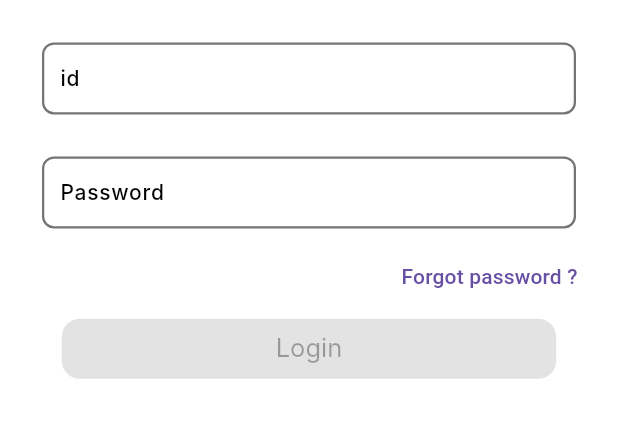
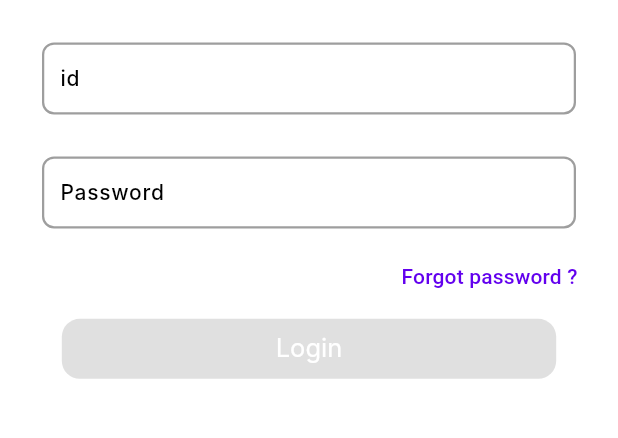
Before and after one commit to AmgadAbdsalam/forkapp, a Flutter app: the LoginView screen opened by its route, on a phone screen of 412 x 824 dp, the part 335-773 px from its top. Run offline on Flutter 3.47's test engine with Material 3 defaults, Android fonts, the phone set to English and light mode, and no system bars; our stand-ins replace cloud_firestore, dartz, dio, firebase_auth, firebase_core, flutter_bloc and 9 more; accounts and stored records are empty; generated files the repository leaves out were written again; Roboto replaces fonts that are missing (Inter).

Commit message:
add theme

```diff
--- a/lib/presntation/common/freezed_data_classes.dart
+++ b/lib/presntation/common/freezed_data_classes.dart
@@ -5,3 +5,7 @@ part 'freezed_data_classes.freezed.dart';
 class LoginObject with _$LoginObject{
   factory LoginObject (String useName ,String password)=_LoginObject;
 }
+@freezed
+class ConfigObject with _$ConfigObject{
+  factory ConfigObject (String  mapWidth ,String mapLength)=_ConfigObject;
+}
--- a/lib/presntation/common/state_render/state_render.dart
+++ b/lib/presntation/common/state_render/state_render.dart
@@ -79,7 +79,7 @@ class StateRenderer extends StatelessWidget {
       child: Container(
         height: 250,
         decoration: BoxDecoration(
-            color: ColorManager.white,
+            color: ColorManager.lightOnPrimary,
             shape: BoxShape.rectangle,
             borderRadius: BorderRadius.circular(AppSize.s14),
             boxShadow: const [BoxShadow(color: Colors.black26)]),
@@ -115,7 +115,7 @@ class StateRenderer extends StatelessWidget {
   Widget _getMessage(String message) {
     return Text(
       message,
-      style: getRegularStyle(color: ColorManager.black, fontSize: FontSize.s18),
+      style: getRegularStyle(color: ColorManager.darkOnPrimary, fontSize: FontSize.s18),
     );
   }
 
--- a/lib/presntation/login/view/login_view.dart
+++ b/lib/presntation/login/view/login_view.dart
@@ -51,22 +51,19 @@ class LoginViewState extends ConsumerState<LoginView> {
     debugPrint('initstate called');
     bind();
   }
-  @override
-  void dispose() {
-    super.dispose();
-  }
 
   Widget _getContentWidget() {
 
     final result = ref.watch(loginViewModelProvider);
     return
-       LayoutBuilder(
+       Scaffold(
+         body: LayoutBuilder(
           builder: (BuildContext context, BoxConstraints constraints) {
             double buttonWidth=constraints.maxWidth*.8;
             double textFormFiled=constraints.maxWidth*.9;
             return Container(
               padding: const EdgeInsets.only(top: AppPadding.p100),
-            color: ColorManager.white,
+             // color: ColorManager.lightOnPrimary,
               child: SingleChildScrollView(
                 child: Form(
                   key: _formKey,
@@ -145,7 +142,7 @@ class LoginViewState extends ConsumerState<LoginView> {
 
                                   }
                                 : null,
-                          child: const Text(AppStrings.login),
+                            child: const Text(AppStrings.login,),
                           ),
                         ),
                       ),
@@ -155,6 +152,7 @@ class LoginViewState extends ConsumerState<LoginView> {
               ),
             );
           },
+               ),
        );
   }
 
@@ -163,11 +161,11 @@ class LoginViewState extends ConsumerState<LoginView> {
      ref.listen<LoginStateModel>(loginViewModelProvider, (previous,next){
       if(next.isUserSuccessfulLogin==true){
         _appPreferences.setUserLoggedIn();
-     WidgetsBinding.instance.addPostFrameCallback((_)=>Navigator.of(context).pushReplacementNamed(Routes.mainRoute)) ;
+     WidgetsBinding.instance.addPostFrameCallback((_)=>Navigator.of(context).pushReplacementNamed(Routes.configuration)) ;
       }
     });
     return  Scaffold(
-      backgroundColor: ColorManager.white,
+      backgroundColor: ColorManager.lightOnPrimary,
       body:ref
           .watch(flowStateMangerProvider)
           .getScreenWidget(context, _getContentWidget(), () {
--- a/lib/presntation/resources/color_manager.dart
+++ b/lib/presntation/resources/color_manager.dart
@@ -1,15 +1,37 @@
 import 'package:flutter/material.dart';
 
 class ColorManager {
-  static Color primary = const Color(0xff4F378A);
-  static Color darkGrey = const Color(0xff525252);
-  static  Color grey = const Color(0xff737477);
-  static Color lightGrey = const Color(0xff9E9E9E);
-  static Color darkPrimary = const Color(0xffd17d11);
-  static Color lightPrimary = const Color(0xCCd17d11); // color with 80% opacity
-  static Color black = const Color(0xff000000);
-  static Color grey1 = const Color(0xff707070);
-  static Color grey2 = const Color(0xff797979);
-  static Color white = const Color(0xffFFFFFF);
-  static Color error = const Color(0xffe61f34); // red color
-}
+  // Light Theme Colors
+  static Color lightPrimary = const Color(0xff6200EE); // Vibrant purple
+  static Color lightPrimaryVariant = const Color(0xff3700B3); // Darker purple
+  static Color lightSecondary = const Color(0xff03DAC6); // Teal
+  static Color lightSecondaryVariant = const Color(0xff018786); // Darker teal
+  static Color lightBackground = const Color(0xffFFFFFF); // White background
+  static Color lightSurface = const Color(0xffFFFFFF); // White surface
+  static Color lightError = const Color(0xffB00020); // Red error
+  static Color lightOnPrimary = const Color(0xffFFFFFF); // White on primary
+  static Color lightOnSecondary = const Color(0xff000000); // Black on secondary
+  static Color lightOnBackground = const Color(0xff000000); // Black on background
+  static Color lightOnSurface = const Color(0xff000000); // Black on surface
+  static Color lightOnError = const Color(0xffFFFFFF); // White on error
+  static Color lightGrey = const Color(0xff9E9E9E); // Grey
+  static Color lightLightGrey = const Color(0xffE0E0E0); // Light grey
+  static Color lightDarkGrey = const Color(0xff424242); // Dark grey
+
+  // Dark Theme Colors
+  static Color darkPrimary = const Color(0xffBB86FC); // Lighter purple
+  static Color darkPrimaryVariant = const Color(0xff3700B3); // Darker purple
+  static Color darkSecondary = const Color(0xff03DAC6); // Teal
+  static Color darkSecondaryVariant = const Color(0xff018786); // Darker teal
+  static Color darkBackground = const Color(0xff121212); // Dark background
+  static Color darkSurface = const Color(0xff1E1E1E); // Dark surface
+  static Color darkError = const Color(0xffCF6679); // Soft red error
+  static Color darkOnPrimary = const Color(0xff000000); // Black on primary
+  static Color darkOnSecondary = const Color(0xff000000); // Black on secondary
+  static Color darkOnBackground = const Color(0xffFFFFFF); // White on background
+  static Color darkOnSurface = const Color(0xffFFFFFF); // White on surface
+  static Color darkOnError = const Color(0xff000000); // Black on error
+  static Color darkGrey = const Color(0xff757575); // Grey
+  static Color darkLightGrey = const Color(0xffBDBDBD); // Light grey
+  static Color darkDarkGrey = const Color(0xff212121); // Dark grey
+  }
--- a/lib/presntation/resources/routes_manager.dart
+++ b/lib/presntation/resources/routes_manager.dart
@@ -3,6 +3,7 @@ import 'package:responsive/presntation/resources/strings_manager.dart';
 import 'package:responsive/presntation/setting/view/setting_view.dart';
 
 import '../../app/di.dart';
+import '../configration/config_view/config_view.dart';
 import '../login/view/login_view.dart';
 import '../main/main_view.dart';
 
@@ -17,8 +18,10 @@ class Routes {
   static const String registerRoute = "/register";
   static const String forgotPasswordRoute = "/forgotPassword";
   static const String mainRoute = "/main";
+  static const String homeRoute = "/home";
   static const String storeDetailsRoute = "/storeDetails";
   static const String settingRoute = "/setting";
+  static const String configuration = "/configuration";
 }
 
 class RouteGenerator {
@@ -37,6 +40,8 @@ class RouteGenerator {
         return MaterialPageRoute(builder: (_) => const StoreDetailsView());
       case Routes.settingRoute:
         return MaterialPageRoute(builder: (_) => const SettingView());
+      case Routes.configuration:
+        return MaterialPageRoute(builder: (_)=>const ConfigView());
       default:
         return unDefinedRoute();
     }
--- a/lib/presntation/resources/strings_manager.dart
+++ b/lib/presntation/resources/strings_manager.dart
@@ -34,5 +34,10 @@ class AppStrings{
   static const save = "Save";
   static const arabic = "Arabic";
   static const english = "English";
+  static const mapWidth = " enter your width of map";
+  static const mapLength = " enter length of map";
+  static const configError = "Please enter valid number";
+  static const summit = "summit";
+
 
 }
--- a/lib/presntation/resources/theme_manager.dart
+++ b/lib/presntation/resources/theme_manager.dart
@@ -1,3 +1,4 @@
+import 'package:flutter/cupertino.dart';
 import 'package:flutter/material.dart';
 import 'package:flutter_bloc/flutter_bloc.dart';
 import 'package:responsive/presntation/resources/styles_manager.dart';
@@ -9,88 +10,123 @@ import 'font_manager.dart';
 
 ThemeData getApplicationTheme(BuildContext context) {
   bool darkTheme = BlocProvider.of<SettingCubit>(context).darkTheme;
-  Color textColor = darkTheme ? ColorManager.white : ColorManager.black;
+
+// Dynamic colors based on theme
+  Color primary =
+      darkTheme ? ColorManager.darkPrimary : ColorManager.lightPrimary;
+  Color primaryVariant = darkTheme
+      ? ColorManager.darkPrimaryVariant
+      : ColorManager.lightPrimaryVariant;
+  Color secondary =
+      darkTheme ? ColorManager.darkSecondary : ColorManager.lightSecondary;
+  Color secondaryVariant = darkTheme
+      ? ColorManager.darkSecondaryVariant
+      : ColorManager.lightSecondaryVariant;
+  Color background =
+      darkTheme ? ColorManager.darkBackground : ColorManager.lightBackground;
+  Color surface =
+      darkTheme ? ColorManager.darkSurface : ColorManager.lightSurface;
+  Color error = darkTheme ? ColorManager.darkError : ColorManager.lightError;
+  Color onPrimary =
+      darkTheme ? ColorManager.darkOnPrimary : ColorManager.lightOnPrimary;
+  Color onSecondary =
+      darkTheme ? ColorManager.darkOnSecondary : ColorManager.lightOnSecondary;
+  Color onBackground = darkTheme
+      ? ColorManager.darkOnBackground
+      : ColorManager.lightOnBackground;
+  Color onSurface =
+      darkTheme ? ColorManager.darkOnSurface : ColorManager.lightOnSurface;
+  Color onError =
+      darkTheme ? ColorManager.darkOnError : ColorManager.lightOnError;
+  Color grey = darkTheme ? ColorManager.darkGrey : ColorManager.lightGrey;
+  Color lightGrey =
+      darkTheme ? ColorManager.darkLightGrey : ColorManager.lightLightGrey;
+  Color darkGrey =
+      darkTheme ? ColorManager.darkDarkGrey : ColorManager.lightDarkGrey;
+
   return ThemeData(
     brightness: darkTheme ? Brightness.dark : Brightness.light,
-    // main colors
-    primaryColor: ColorManager.primary,
-    primaryColorLight: ColorManager.lightPrimary,
-    primaryColorDark: ColorManager.darkPrimary,
-    disabledColor: ColorManager.grey1,
-    // card view theme
+    primaryColor: primary,
+    primaryColorDark: primaryVariant,
+    primaryColorLight: secondary,
+    colorScheme: ColorScheme(
+      primary: primary,
+      secondary: secondary,
+      surface: surface,
+      error: error,
+      onPrimary: onPrimary,
+      onSecondary: onSecondary,
+      onSurface: onSurface,
+      onError: onError,
+      brightness: darkTheme ? Brightness.dark : Brightness.light,
+    ),
+    scaffoldBackgroundColor: background,
+    disabledColor: grey,
     cardTheme: CardTheme(
-        color: ColorManager.grey,
-        shadowColor: ColorManager.grey,
-        elevation: AppSize.s4),
-    // app bar theme
+      color: surface,
+      shadowColor: darkGrey,
+      elevation: AppSize.s4,
+      shape: RoundedRectangleBorder(
+        borderRadius: BorderRadius.circular(AppSize.s8),
+      ),
+    ),
     appBarTheme: AppBarTheme(
       centerTitle: true,
-        color: ColorManager.primary,
+      color: primary,
       elevation: AppSize.s4,
-        shadowColor: ColorManager.lightPrimary,
-        titleTextStyle:
-            getRegularStyle(fontSize: FontSize.s16, color: textColor)),
-    // button theme
+      shadowColor: primaryVariant,
+      titleTextStyle: getRegularStyle(fontSize: FontSize.s16, color: onPrimary),
+    ),
     buttonTheme: ButtonThemeData(
       shape: const StadiumBorder(),
-        disabledColor: ColorManager.grey1,
-        buttonColor: ColorManager.primary,
-        splashColor: ColorManager.lightPrimary),
-    // text theme
+      disabledColor: grey,
+      buttonColor: primary,
+      splashColor: secondary,
+    ),
     textTheme: TextTheme(
-        displayLarge: //used do not edit it
-            getMediumStyle(color: textColor, fontSize: FontSize.s32),
+      displayLarge: getMediumStyle(color: onBackground, fontSize: FontSize.s32),
       displayMedium:
-            getRegularStyle(color: textColor, fontSize: FontSize.s14),
-        displaySmall: getMediumStyle(
-            //subtitle1
-            color: textColor,
-            fontSize: FontSize.s14),
-        bodySmall: getBoldStyle(color: textColor, fontSize: FontSize.s16),
-        bodyLarge: getRegularStyle(color: textColor),
+          getRegularStyle(color: onBackground, fontSize: FontSize.s14),
+      displaySmall: getMediumStyle(color: onBackground, fontSize: FontSize.s14),
+      bodySmall: getBoldStyle(color: onBackground, fontSize: FontSize.s16),
+      bodyLarge: getRegularStyle(color: onBackground),
       bodyMedium: getRegularStyle(
-            color: textColor,
+          color: onBackground,
           fontSize: FontSize.s17,
-            fontStyle: FontStyle.italic) //used do not edit it
+          fontStyle: FontStyle.italic),
     ),
-    // elevated button them
     elevatedButtonTheme: ElevatedButtonThemeData(
       style: ElevatedButton.styleFrom(
-            textStyle:
-                getRegularStyle(color: textColor, fontSize: FontSize.s17),
-            backgroundColor: ColorManager.primary,
+        textStyle: getRegularStyle(color: onPrimary, fontSize: FontSize.s17),
+        backgroundColor: primary,
+        foregroundColor: onPrimary,
+        disabledForegroundColor: onPrimary,
         shape: RoundedRectangleBorder(
-                borderRadius: BorderRadius.circular(AppSize.s12)))),
-
-    // input decoration theme (text form field)
+          borderRadius: BorderRadius.circular(AppSize.s12),
+        ),
+      ),
+    ),
     inputDecorationTheme: InputDecorationTheme(
-      // content padding
       contentPadding: const EdgeInsets.all(AppPadding.p8),
-      // hint style
-      hintStyle: getRegularStyle(color: textColor, fontSize: FontSize.s14),
-      // label style
-      labelStyle: getMediumStyle(color: textColor, fontSize: FontSize.s14),
-      // error style
-      errorStyle: getRegularStyle(color: ColorManager.error),
-      // enabled border style
+      hintStyle: getRegularStyle(color: grey, fontSize: FontSize.s14),
+      labelStyle: getMediumStyle(color: onBackground, fontSize: FontSize.s14),
+      errorStyle: getRegularStyle(color: error),
       enabledBorder: OutlineInputBorder(
-          borderSide: BorderSide(color: ColorManager.grey, width: AppSize.s1_5),
-          borderRadius: const BorderRadius.all(Radius.circular(AppSize.s8))),
-      // focused border style
+        borderSide: BorderSide(color: grey, width: AppSize.s1_5),
+        borderRadius: const BorderRadius.all(Radius.circular(AppSize.s8)),
+      ),
       focusedBorder: OutlineInputBorder(
-          borderSide:
-              BorderSide(color: ColorManager.primary, width: AppSize.s1_5),
-          borderRadius: const BorderRadius.all(Radius.circular(AppSize.s8))),
-      // error border style
+        borderSide: BorderSide(color: primary, width: AppSize.s1_5),
+        borderRadius: const BorderRadius.all(Radius.circular(AppSize.s8)),
+      ),
       errorBorder: OutlineInputBorder(
-          borderSide:
-              BorderSide(color: ColorManager.error, width: AppSize.s1_5),
-          borderRadius: const BorderRadius.all(Radius.circular(AppSize.s8))),
-      // focused error border style
+        borderSide: BorderSide(color: error, width: AppSize.s1_5),
+        borderRadius: const BorderRadius.all(Radius.circular(AppSize.s8)),
+      ),
       focusedErrorBorder: OutlineInputBorder(
-          borderSide:
-              BorderSide(color: ColorManager.primary, width: AppSize.s1_5),
-          borderRadius: const BorderRadius.all(Radius.circular(AppSize.s8))),
+        borderSide: BorderSide(color: primary, width: AppSize.s1_5),
+        borderRadius: const BorderRadius.all(Radius.circular(AppSize.s8)),
+      ),
     ),
   );
 }
--- a/lib/presntation/setting/view/widgets/save_button.dart
+++ b/lib/presntation/setting/view/widgets/save_button.dart
@@ -18,7 +18,7 @@ class SaveButton extends StatelessWidget {
                     topRight: Radius.circular(AppSize.s16)))),
             fixedSize: WidgetStateProperty.all(
                 Size(MediaQuery.sizeOf(context).width, 92)),
-            foregroundColor: WidgetStateProperty.all(ColorManager.white)),
+            foregroundColor: WidgetStateProperty.all(ColorManager.lightOnPrimary)),
         onPressed: () {},
         child: const Text(AppStrings.save));
   }
--- a/lib/presntation/setting/view/widgets/setting_selection.dart
+++ b/lib/presntation/setting/view/widgets/setting_selection.dart
@@ -46,9 +46,9 @@ class SettingSelection extends StatelessWidget {
                       icon: Container(
                         height: double.infinity,
                         width: 40,
-                        color: ColorManager.primary,
+                        color: ColorManager.darkOnPrimary,
                         child: Icon(
-                          color: ColorManager.white,
+                          color: ColorManager.lightOnPrimary,
                           Icons.keyboard_arrow_down_sharp,
                         ),
                       ),
```
Also changed, not shown: lib/domain/models/models.dart (+23 -0 lines), lib/main.dart (+20 -2 lines), lib/presntation/configration/config_view/config_view.dart (added, +82 -0 lines), lib/presntation/configration/config_view_model/config_view_model.dart (added, +67 -0 lines), lib/presntation/home/home_view/home_view.dart (added, +15 -0 lines), lib/presntation/main/main_view.dart (+30 -1 lines), lib/presntation/onboarding/view/onboarding_view.dart (+4 -5 lines), lib/presntation/splash/splash_view.dart (+4 -5 lines), lib/data/respones/responses.g.dart, lib/presntation/common/freezed_data_classes.freezed.dart, pubspec.lock, 3 other files. Lines whose indentation alone changed are shown as unchanged.
